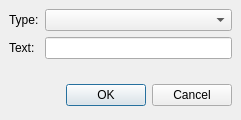
This is src/mood.ui in psi-im/psi as Qt 5 draws it before an edit. The edited form follows.
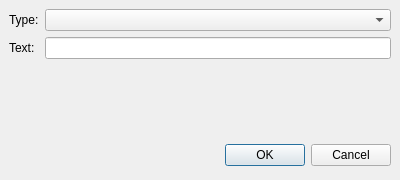
This is the edited form.

```diff
--- a/src/mood.ui
+++ b/src/mood.ui
@@ -3,13 +3,13 @@
  <comment></comment>
  <exportmacro></exportmacro>
  <class>Mood</class>
- <widget class="QDialog" name="Mood" >
-  <property name="geometry" >
+ <widget class="QDialog" name="Mood">
+  <property name="geometry">
    <rect>
     <x>0</x>
     <y>0</y>
-    <width>241</width>
-    <height>120</height>
+    <width>400</width>
+    <height>180</height>
    </rect>
   </property>
   <property name="windowTitle" >
```
Left out of the diff: 45 changed lines with no effect on the pictures.
